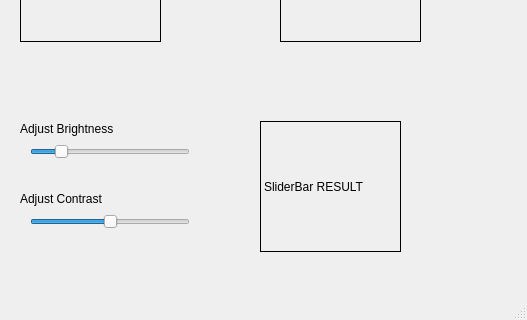
Before: the Qt Designer form bmp_Processor/mainwindow.ui in evs2012/Milestone2, drawn with Qt 5; both pictures show x 0 to 527 and y 335 to 655 of the 527 by 655 pixel window.
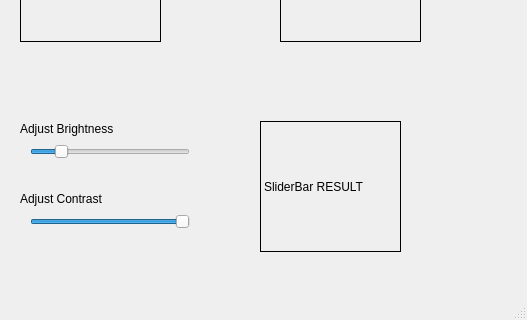
After: the same form once the commit is applied.

Diff of the .ui file:
```diff
--- a/bmp_Processor/mainwindow.ui
+++ b/bmp_Processor/mainwindow.ui
@@ -42,8 +42,11 @@
       <height>22</height>
      </rect>
     </property>
+    <property name="maximum">
+     <number>127</number>
+    </property>
     <property name="value">
-     <number>50</number>
+     <number>127</number>
     </property>
     <property name="orientation">
      <enum>Qt::Horizontal</enum>
```
Left out of the diff: 3 changed lines with no effect on the pictures.
